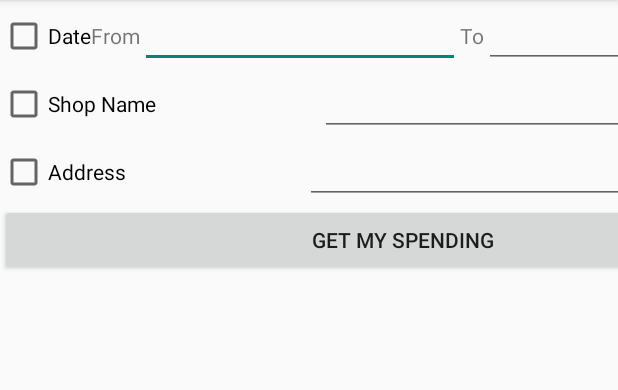
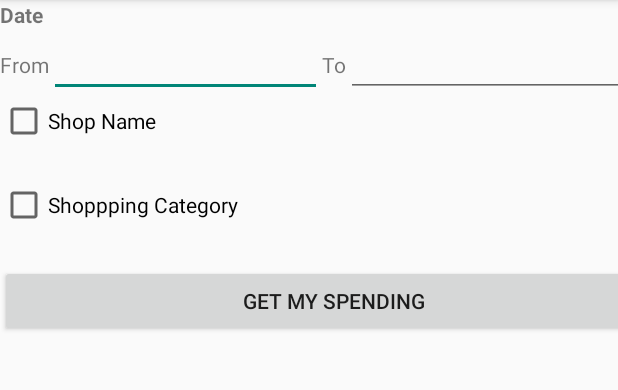
Before and after one commit to salma-aly/SpenTrack, an Android app: the screen it shows after launch (ShowSpending), after a tap on "QUERY DB", on a phone screen of 412 x 824 dp, the part 84-474 px from its top. Run offline under Robolectric (Android 15) with nearby library versions, the light colour scheme and no system bars; libraries missing offline, so code that uses them is left out: com.loopj.android, cz.msebera.android.

Commit message:
updating the android app and updating mongodb and receipt info file to accomodate the get request

```diff
--- /dev/null
+++ b/App/spenTrack/app/src/main/java/com/spentrack/spentrack/CustomOnItemSelectedListener.java
@@ -0,0 +1,25 @@
+package com.spentrack.spentrack;
+
+/**
+ * Created by Salma on 11/29/2017.
+ */
+
+import android.view.View;
+import android.widget.AdapterView;
+import android.widget.AdapterView.OnItemSelectedListener;
+import android.widget.Toast;
+
+public class CustomOnItemSelectedListener implements OnItemSelectedListener {
+
+    public void onItemSelected(AdapterView<?> parent, View view, int pos,long id) {
+//        Toast.makeText(parent.getContext(),
+//                "OnItemSelectedListener : " + parent.getItemAtPosition(pos).toString(),
+//                Toast.LENGTH_SHORT).show();
+    }
+
+    @Override
+    public void onNothingSelected(AdapterView<?> arg0) {
+        // TODO Auto-generated method stub
+    }
+
+}
--- a/App/spenTrack/app/src/main/java/com/spentrack/spentrack/LoginActivity.java
+++ b/App/spenTrack/app/src/main/java/com/spentrack/spentrack/LoginActivity.java
@@ -1,6 +1,7 @@
 package com.spentrack.spentrack;
 
 import android.content.Intent;
+import android.content.SharedPreferences;
 import android.os.Bundle;
 import android.preference.PreferenceActivity;
 import android.support.annotation.NonNull;
@@ -67,6 +68,9 @@ public class LoginActivity extends AppCompatActivity implements
     private Button mainPageButton;
     private Button TakePicturePageButton;
     private Button QueryButton;
+    SharedPreferences settings;
+
+    public static final String USER_ID = "";
 
     @Override
     protected void onCreate(Bundle savedInstanceState) {
@@ -128,6 +132,8 @@ public class LoginActivity extends AppCompatActivity implements
             }
         });
 
+        settings = getSharedPreferences(USER_ID,0);
+
     }
 
     public void gotoMainActivity() {
@@ -158,6 +164,8 @@ public class LoginActivity extends AppCompatActivity implements
         // the GoogleSignInAccount will be non-null.
         GoogleSignInAccount account = GoogleSignIn.getLastSignedInAccount(this);
         updateUI(account);
+
+
         // [END on_start_sign_in]
     }
 
@@ -187,7 +195,7 @@ public class LoginActivity extends AppCompatActivity implements
             // TODO(developer): send ID Token to server and validate
             //UNCOMMENT THE FOLLOWING CODE TO SEND HTTP REQUEST TO SERVER FOR THE AUTHENTICATION TOKEN!!!
 
-            String urlString = "http://35.196.180.79:8080/spentrack"; // URL to call
+            String urlString = "http://104.196.62.234:8080/spentrack"; // URL to call
             JSONObject jsonParams = new JSONObject();
 
             AsyncHttpClient client = new AsyncHttpClient();
@@ -195,15 +203,21 @@ public class LoginActivity extends AppCompatActivity implements
                 RequestParams params = new RequestParams();
                 params.put("token",idToken);
                 jsonParams.put("notes", idToken);
+
                 StringEntity entity = new StringEntity(jsonParams.toString());
                 entity.setContentType(new BasicHeader(HTTP.CONTENT_TYPE, "application/json"));
-                client.get(this,"http://35.196.214.140:8080/spentrack",entity,"application/json", new AsyncHttpResponseHandler() {
+                client.get(this,"http://104.196.62.234:8080/spentrack",entity,"application/json", new AsyncHttpResponseHandler() {
                 //client.get(urlString,params, new AsyncHttpResponseHandler() {
 
                     public void onSuccess(int statusCode, Header[] headers, byte[] responseBody) {
                         String content = new String(responseBody);
                         Log.w("here", content);
 
+                        //save id
+                        SharedPreferences.Editor editor = getSharedPreferences(USER_ID, MODE_PRIVATE).edit();
+                        editor.putString("id",content);
+                        editor.apply();
+                        Log.w("shared prefs is :", getSharedPreferences(USER_ID, MODE_PRIVATE).getString("id","NONE"));
                     }
 
 
--- a/App/spenTrack/app/src/main/java/com/spentrack/spentrack/MainActivity.java
+++ b/App/spenTrack/app/src/main/java/com/spentrack/spentrack/MainActivity.java
@@ -111,7 +111,7 @@ public class MainActivity extends Activity {
             RequestParams params = new RequestParams();
             File myFile = new File(mCurrentPhotoPath);
             params.put("media",myFile);
-            client.post("http://35.196.214.140:8080/spentrack",params, new AsyncHttpResponseHandler() {
+            client.post("http://104.196.62.234:8080/spentrack",params, new AsyncHttpResponseHandler() {
                 //client.get(urlString,params, new AsyncHttpResponseHandler() {
                 @Override
                 public void onSuccess(int statusCode, Header[] headers, byte[] responseBody) {
--- a/App/spenTrack/app/src/main/java/com/spentrack/spentrack/ShowSpending.java
+++ b/App/spenTrack/app/src/main/java/com/spentrack/spentrack/ShowSpending.java
@@ -2,6 +2,7 @@ package com.spentrack.spentrack;
 
 import android.annotation.TargetApi;
 import android.app.DatePickerDialog;
+import android.content.SharedPreferences;
 import android.icu.text.SimpleDateFormat;
 import android.icu.util.Calendar;
 import android.os.Build;
@@ -9,14 +10,23 @@ import android.support.v7.app.AppCompatActivity;
 import android.os.Bundle;
 import android.util.Log;
 import android.view.View;
+import android.widget.ArrayAdapter;
 import android.widget.Button;
+import android.widget.CheckBox;
 import android.widget.DatePicker;
 import android.widget.EditText;
+import android.widget.Spinner;
+import android.widget.TextView;
+
 import com.loopj.android.http.*;
 
+import org.json.JSONException;
 import org.json.JSONObject;
 
+import java.util.ArrayList;
+import java.util.List;
 import java.util.Locale;
+import java.util.Set;
 
 import cz.msebera.android.httpclient.Header;
 import cz.msebera.android.httpclient.entity.StringEntity;
@@ -25,18 +35,25 @@ import cz.msebera.android.httpclient.protocol.HTTP;
 
 
 import static com.loopj.android.http.AsyncHttpClient.log;
+import static com.spentrack.spentrack.LoginActivity.USER_ID;
 
 
 @TargetApi(Build.VERSION_CODES.N)
 public class ShowSpending extends AppCompatActivity {
 
     private Button getSpendingbtn;
-    private EditText shopNameText;
-
+    //private EditText shopNameText;
+    //private EditText categoryText;
     Calendar myCalendar = Calendar.getInstance();
 
     private EditText dateFromText;
     private EditText dateToText;
+    private TextView responseText;
+    private Spinner spinner1;
+    private Spinner spinner2;
+
+    private CheckBox shopNameCheck;
+    private CheckBox categoryCheck;
 
     @Override
     protected void onCreate(Bundle savedInstanceState) {
@@ -50,13 +67,33 @@ public class ShowSpending extends AppCompatActivity {
             }
         });
 
-        shopNameText=(EditText)findViewById(R.id.shop_edit_text);
+        //shopNameText=(EditText)findViewById(R.id.shop_edit_text);
+        //categoryText=(EditText)findViewById(R.id.category_edit_text);
+
+        shopNameCheck=(CheckBox)findViewById(R.id.shopname_check);
+        shopNameCheck.setOnClickListener(new View.OnClickListener(){
+            public void onClick(View v) {
+                onshopNameChecked();
+            }
+        });
+
+        categoryCheck=(CheckBox)findViewById(R.id.category_check);
+        categoryCheck.setOnClickListener(new View.OnClickListener(){
+            public void onClick(View v) {
+                onCategoryChecked();
+            }
+        });
+
+        spinner1 = (Spinner) findViewById(R.id.spinner1);
+        spinner2=(Spinner)findViewById(R.id.spinner2);
+        addListenerOnSpinnerItemSelection();
+
+        responseText=(TextView)findViewById(R.id.data_text_view);
 
         dateFromText=(EditText)findViewById(R.id.date_from_edit_text);
         dateFromText.setKeyListener(null);
         dateToText=(EditText)findViewById(R.id.date_to_edit_text);
         dateToText.setKeyListener(null);
-
         //TODO: add checks for start and end date
         dateFromText.setOnClickListener(new View.OnClickListener(){
             public void onClick(View v) {
@@ -107,11 +144,45 @@ public class ShowSpending extends AppCompatActivity {
 
     }
 
+    public void addListenerOnSpinnerItemSelection() {
+        spinner1.setOnItemSelectedListener(new CustomOnItemSelectedListener());
+        spinner2.setOnItemSelectedListener(new CustomOnItemSelectedListener());
+    }
+
+    private void onshopNameChecked(){
+        spinner1.setVisibility(View.VISIBLE);
+        spinner1.setEnabled(true);
+        spinner2.setVisibility(View.INVISIBLE);
+        spinner2.setEnabled(false);
+        categoryCheck.setChecked(false);
+    }
+
+    private void onCategoryChecked(){
+        spinner1.setVisibility(View.INVISIBLE);
+        spinner1.setEnabled(false);
+        spinner2.setVisibility(View.VISIBLE);
+        spinner2.setEnabled(true);
+        shopNameCheck.setChecked(false);
+    }
+
+    public void addItemsOnSpinner2() {
+
+        SharedPreferences ShopPrefs = getSharedPreferences("shopNamesList", MODE_PRIVATE);
+        Set<String> set = ShopPrefs.getStringSet("key", null);
+        if(set !=null){
+            List<String> list = new ArrayList<String>(set);
+            ArrayAdapter<String> dataAdapter = new ArrayAdapter<String>(this,
+                    android.R.layout.simple_spinner_item, list);
+            dataAdapter.setDropDownViewResource(android.R.layout.simple_spinner_dropdown_item);
+            spinner2.setAdapter(dataAdapter);
+        }
+    }
+
+
     private void GetSpending() {
 
-
-        String urlString = "http://35.196.180.79:8080/spentrack"; // URL to call
-        JSONObject jsonParams = new JSONObject();
+        JSONObject jsonParams = set_request_params();
+        log.w("json params are : ", jsonParams.toString());
 //
 //        AsyncHttpClient client = new AsyncHttpClient();
 //        try {
@@ -123,20 +194,31 @@ public class ShowSpending extends AppCompatActivity {
 //            client.get(this,"http://35.196.214.140:8080/spentrack",entity,"application/json", new AsyncHttpResponseHandler() {
 
         //send get request to the server
-        log.d("in get spending","will create http client");
+        log.w("in get spending","will create http client");
         AsyncHttpClient client = new AsyncHttpClient();
         try {
+
             RequestParams params = new RequestParams();
-            String query= "";
-            jsonParams.put("date_from",dateFromText.getText());
-            jsonParams.put("date_to",dateToText.getText());
-            jsonParams.put("shop_name",shopNameText.getText());
+            //params.put("token",idToken);
+
+//            //add user id parameter
+//            //add request type paramter
+//            //log.w("GET ID", ""+get_ID());
+//            jsonParams.put("id",1);
+//
+//           // jsonParams.put("request_type","spending_query");
+//            jsonParams.put("date_from",dateFromText.getText());
+//            jsonParams.put("date_to",dateToText.getText());
+//            //jsonParams.put("shop_name",shopNameText.getText());
+//            //jsonParams.put("category",categoryText.getText());
+//            log.w("JSONPARAMS",jsonParams.toString());
+
             StringEntity entity = new StringEntity(jsonParams.toString());
             entity.setContentType(new BasicHeader(HTTP.CONTENT_TYPE, "application/json"));
-            log.d("SHOP NAME IS:", getParams());
+            //log.d("SHOP NAME IS:", getParams());
 
             //client.get("http://35.196.214.140:8080/spentrack",params, new AsyncHttpResponseHandler() {
-            client.get(this,"http://35.196.214.140:8080/spentrack",entity,"application/json", new AsyncHttpResponseHandler() {
+            client.get(this,"http://104.196.62.234:8080/spentrack",entity,"application/json", new AsyncHttpResponseHandler() {
                 //client.get(urlString,params, new AsyncHttpResponseHandler() {
                 @Override
 
@@ -144,13 +226,14 @@ public class ShowSpending extends AppCompatActivity {
                     Log.w("here", "success");
                     String content = new String(responseBody);
                     Log.w("here", content);
+                    displayResponse(content);
 
                 }
 
                 @Override
                 public void onFailure(int statusCode, Header[] headers, byte[] responseBody, Throwable error) {
                     Log.w("here fail", error);
-
+                    displayResponse("oops! an error has occured");
                 }
             });
         }
@@ -163,10 +246,7 @@ public class ShowSpending extends AppCompatActivity {
         //update ui
     }
 
-    private String getParams(){
-        String shopName=shopNameText.getText().toString();
-        return shopName;
-    }
+
 
     private void updateLabel(boolean from) {
         String myFormat = "MM/dd/yy"; //In which you need put here
@@ -180,6 +260,10 @@ public class ShowSpending extends AppCompatActivity {
 
         log.d("calendar paramters",sdf.format(myCalendar.getTime()));
 
+    }
+
+    private void displayResponse(String response){
+        responseText.setText(response);
     }
 
 //    private void getDate(EditText edittext){
@@ -209,4 +293,36 @@ public class ShowSpending extends AppCompatActivity {
 //                        myCalendar.get(Calendar.DAY_OF_MONTH)).show();
 //            }
 //        });
+
+    private int get_ID(){
+        log.w("in the get id","lol");
+        SharedPreferences prefs = getSharedPreferences(USER_ID, MODE_PRIVATE);
+        String id_s = prefs.getString("id", "BLALLLLABLAA");
+        int id = Integer.parseInt(id_s);
+        log.w("in the get id",id+"");
+            return id;
+    }
+
+    private JSONObject set_request_params(){
+        JSONObject jsonParams = new JSONObject();
+        RequestParams params = new RequestParams();
+        try {
+            //get ID
+            jsonParams.put("id",1);
+            jsonParams.put("request_type","spending_query");
+            jsonParams.put("date_from",dateFromText.getText());
+            jsonParams.put("date_to",dateToText.getText());
+            if(shopNameCheck.isChecked()){
+                jsonParams.put("shop_name",spinner1.getSelectedItem().toString());
+            }else if (categoryCheck.isChecked()){
+                if(spinner2.getSelectedItem()!=null)
+                jsonParams.put("category_name",spinner2.getSelectedItem().toString());
+            }
+        } catch (JSONException e) {
+            e.printStackTrace();
+        }
+
+        return jsonParams;
+    }
+
 }
--- a/App/spenTrack/app/src/main/res/layout/activity_show_spending.xml
+++ b/App/spenTrack/app/src/main/res/layout/activity_show_spending.xml
@@ -16,19 +16,24 @@
 
             <TableRow
                 android:layout_width="match_parent"
+                android:layout_height="match_parent">
+
+                <TextView
+                    android:id="@+id/Date"
+                    android:layout_width="wrap_content"
+                    android:layout_height="wrap_content"
+                    android:text="Date"
+                    android:textStyle="bold" />
+            </TableRow>
+
+            <TableRow
+                android:layout_width="match_parent"
                 android:layout_height="match_parent" >
 
                 <LinearLayout
                     android:layout_width="match_parent"
                     android:layout_height="match_parent"
                     android:orientation="horizontal">
-
-                    <CheckBox
-                        android:id="@+id/datebox"
-                        android:layout_width="wrap_content"
-                        android:layout_height="wrap_content"
-                        android:layout_weight="1"
-                        android:text="Date" />
 
                     <TextView
                         android:id="@+id/textView2"
@@ -39,7 +44,7 @@
 
                     <EditText
                         android:id="@+id/date_from_edit_text"
-                        android:layout_width="wrap_content"
+                        android:layout_width="182dp"
                         android:layout_height="wrap_content"
                         android:layout_weight="1"
                         android:ems="10"
@@ -65,29 +70,14 @@
 
             <TableRow
                 android:layout_width="match_parent"
-                android:layout_height="match_parent" >
+                android:layout_height="match_parent">
 
-                <LinearLayout
-                    android:layout_width="match_parent"
-                    android:layout_height="match_parent"
-                    android:orientation="horizontal">
+                <CheckBox
+                    android:id="@+id/shopname_check"
+                    android:layout_width="wrap_content"
+                    android:layout_height="wrap_content"
+                    android:text="Shop Name" />
 
-                    <CheckBox
-                        android:id="@+id/shopbox"
-                        android:layout_width="wrap_content"
-                        android:layout_height="wrap_content"
-                        android:layout_weight="1"
-                        android:text="Shop Name" />
-
-                    <EditText
-                        android:id="@+id/shop_edit_text"
-                        android:layout_width="wrap_content"
-                        android:layout_height="wrap_content"
-                        android:layout_weight="1"
-                        android:ems="10"
-                        android:inputType="textMultiLine" />
-
-                </LinearLayout>
             </TableRow>
 
             <TableRow
@@ -99,20 +89,44 @@
                     android:layout_height="match_parent"
                     android:orientation="horizontal">
 
-                    <CheckBox
-                        android:id="@+id/addressbox"
-                        android:layout_width="wrap_content"
+                    <Spinner
+                        android:id="@+id/spinner1"
+                        android:layout_width="match_parent"
                         android:layout_height="wrap_content"
                         android:layout_weight="1"
-                        android:text="Address" />
+                        android:entries="@array/shopping_categories"
+                        android:prompt="@string/category_prompt"
+                        android:visibility="invisible" />
 
-                    <EditText
-                        android:id="@+id/address_edit_text"
-                        android:layout_width="wrap_content"
+                </LinearLayout>
+            </TableRow>
+
+            <TableRow
+                android:layout_width="match_parent"
+                android:layout_height="match_parent">
+
+                <CheckBox
+                    android:id="@+id/category_check"
+                    android:layout_width="wrap_content"
+                    android:layout_height="wrap_content"
+                    android:text="Shoppping Category" />
+            </TableRow>
+
+            <TableRow
+                android:layout_width="match_parent"
+                android:layout_height="match_parent" >
+
+                <LinearLayout
+                    android:layout_width="match_parent"
+                    android:layout_height="match_parent"
+                    android:orientation="horizontal">
+
+                    <Spinner
+                        android:id="@+id/spinner2"
+                        android:layout_width="match_parent"
                         android:layout_height="wrap_content"
                         android:layout_weight="1"
-                        android:ems="10"
-                        android:inputType="textPostalAddress" />
+                        android:visibility="invisible" />
 
                 </LinearLayout>
             </TableRow>
@@ -142,8 +156,7 @@
 
                 <LinearLayout
                     android:layout_width="match_parent"
-                    android:layout_height="match_parent"
-                    android:orientation="horizontal">
+                    android:layout_height="match_parent">
 
                     <TextView
                         android:id="@+id/result_text_view"
--- a/App/spenTrack/app/src/main/res/values/strings.xml
+++ b/App/spenTrack/app/src/main/res/values/strings.xml
@@ -66,4 +66,21 @@
     <string name="album_name">CameraSample</string>
     <string name="title_activity_main2">Main2Activity</string>
     <string name="title_activity_show_spending">ShowSpending</string>
+
+
+    <string name="category_prompt">Choose a country</string>
+
+    <string-array name="shopping_categories">
+        <item>Restaurant</item>
+        <item>Cafe</item>
+        <item>Clothing Store</item>
+        <item>Furniture Store</item>
+        <item>Hair Care</item>
+        <item>Grocery or Supermarket</item>
+        <item>Electronics Store</item>
+        <item>Museum</item>
+        <item>Pharmacy</item>
+        <item>Store</item>
+    </string-array>
+
 </resources>
```
Also changed, not shown: 2 other files.
